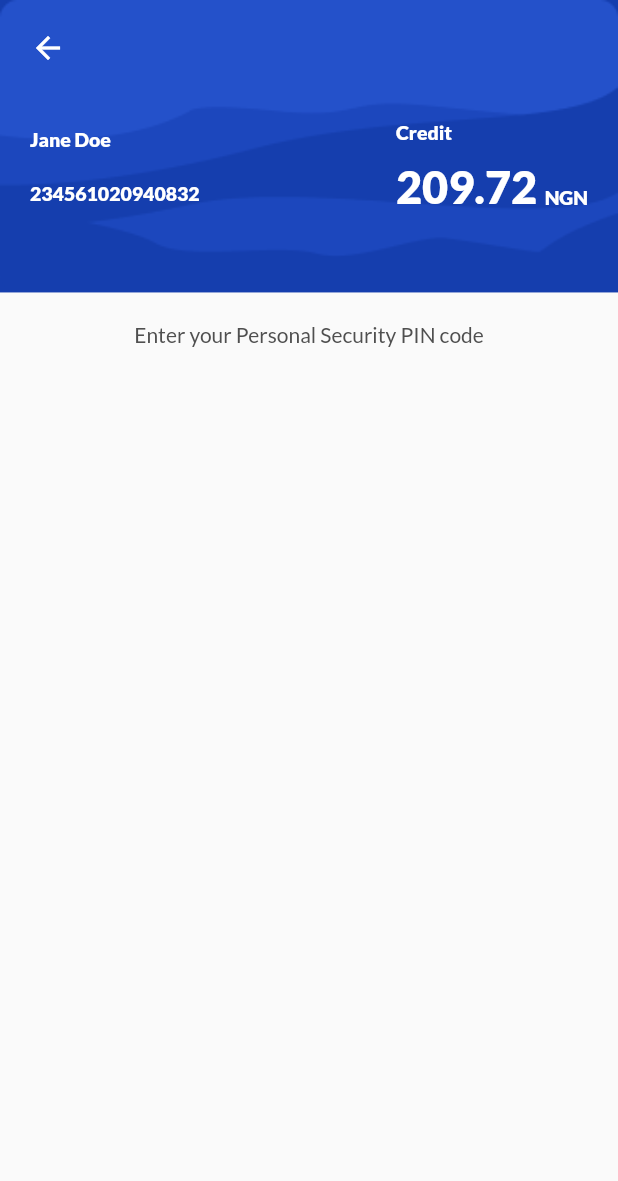
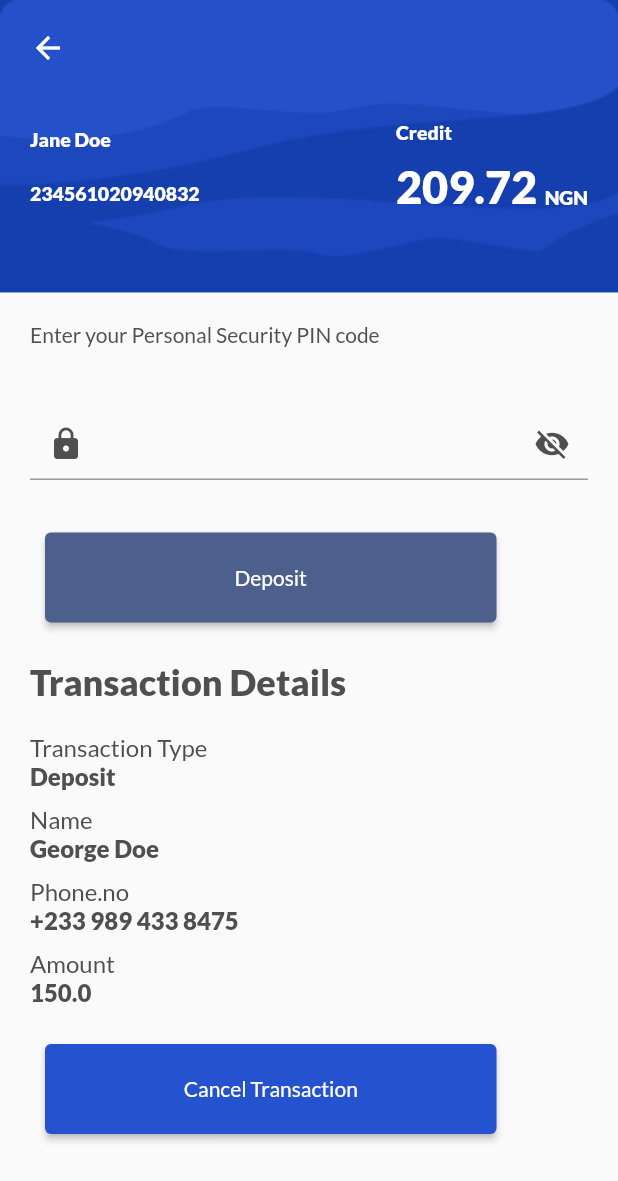
Before and after one commit to sobuur0/super_agent_with_flutter, a Flutter app: the DepositTransactionsPage screen opened directly, on a phone screen of 412 x 824 dp. Shown: the top 1181 px of the screen. Run offline on Flutter 3.47's test engine with Material 2 defaults, Android fonts, the phone set to English and light mode, and no system bars; our stand-ins replace google_fonts.

Commit message:
final ui for deposit transactions

```diff
--- a/lib/constants/app_styles.dart
+++ b/lib/constants/app_styles.dart
@@ -45,7 +45,7 @@ class AppStyles {
       _roboto(color, size, FontWeight.w500);
 
   ///Returns a [TextStyle] that uses the default family roboto
-  ///With a default 'fontSize' of 14 and 'fontWeight' [FontWeight.w400]
+  ///With a default 'fontSize' of 14 and 'fontWeight' [FontWeight.w700]
   static TextStyle latoRegular({
     required Color color,
     double size = 16,
--- a/lib/presentation/pages/deposit_transactions.dart
+++ b/lib/presentation/pages/deposit_transactions.dart
@@ -1,6 +1,7 @@
 import 'package:flutter/material.dart';
 import 'package:flutter/cupertino.dart';
 import 'package:super_agent_with_flutter/constants/app_styles.dart';
+import 'package:super_agent_with_flutter/presentation/widgets/widget_action_button.dart';
 
 class DepositTransactionsPage extends StatefulWidget {
   @override
@@ -9,11 +10,20 @@ class DepositTransactionsPage extends StatefulWidget {
 }
 
 class _DepositTransactionsPageState extends State<DepositTransactionsPage> {
+  late bool _passwordVisible;
+
+  @override
+  // ignore: must_call_super
+  void initState() {
+    _passwordVisible = false;
+  }
+
   @override
   Widget build(BuildContext context) {
     return Scaffold(
       body: SafeArea(
         child: Column(
+          crossAxisAlignment: CrossAxisAlignment.start,
           children: <Widget>[
             //TODO: Should turn this to a reusable widget
             Container(
@@ -114,7 +124,10 @@ class _DepositTransactionsPageState extends State<DepositTransactionsPage> {
               ),
             ),
             Padding(
-              padding: const EdgeInsets.symmetric(horizontal: 20, vertical: 20,),
+              padding: const EdgeInsets.symmetric(
+                vertical: 20,
+                horizontal: 20,
+              ),
               child: Text(
                 'Enter your Personal Security PIN code',
                 style: AppStyles.latoRegular(
@@ -123,6 +136,144 @@ class _DepositTransactionsPageState extends State<DepositTransactionsPage> {
                 ),
               ),
             ),
+            Padding(
+              padding: const EdgeInsets.symmetric(
+                horizontal: 20,
+                vertical: 20,
+              ),
+              child: TextFormField(
+                validator: (value) {},
+                obscureText: !_passwordVisible,
+                keyboardType: TextInputType.number,
+                decoration: InputDecoration(
+                  prefixIcon: Icon(
+                    Icons.lock,
+                    color: Color(0xFF4F4F4F),
+                  ),
+                  suffixIcon: IconButton(
+                    onPressed: () {
+                      setState(() {
+                        _passwordVisible = !_passwordVisible;
+                      });
+                    },
+                    icon: Icon(
+                      _passwordVisible
+                          ? Icons.visibility
+                          : Icons.visibility_off,
+                      color: Color(0xFF4F4F4F),
+                    ),
+                  ),
+                ),
+              ),
+            ),
+            Padding(
+              padding:
+                  const EdgeInsets.symmetric(horizontal: 30.0, vertical: 15.0),
+              child: ActionButton(
+                buttonText: 'Deposit',
+                onTap: () {},
+                buttonColor: Color(0xFF4D5F8D),
+              ),
+            ),
+            Padding(
+              padding:
+                  const EdgeInsets.symmetric(horizontal: 20.0, vertical: 10.0),
+              child: Text(
+                'Transaction Details',
+                style: AppStyles.latoBold(
+                  color: Color(0xFF4F4F4F),
+                  size: 24,
+                ),
+              ),
+            ),
+            Padding(
+              padding: const EdgeInsets.fromLTRB(20, 10, 0, 0),
+              child: Text(
+                'Transaction Type',
+                style: AppStyles.latoRegular(
+                  color: Color(0xFF4F4F4F),
+                  size: 16.0,
+                ),
+              ),
+            ),
+            Padding(
+              padding: const EdgeInsets.fromLTRB(20, 0, 0, 10),
+              child: Text(
+                'Deposit',
+                style: AppStyles.latoBold(
+                  color: Color(0xFF4F4F4F),
+                  size: 16.0,
+                ),
+              ),
+            ),
+            Padding(
+              padding: const EdgeInsets.fromLTRB(20, 0, 0, 0),
+              child: Text(
+                'Name',
+                style: AppStyles.latoRegular(
+                  color: Color(0xFF4F4F4F),
+                  size: 16.0,
+                ),
+              ),
+            ),
+            Padding(
+              padding: const EdgeInsets.fromLTRB(20, 0, 0, 10),
+              child: Text(
+                'George Doe',
+                style: AppStyles.latoBold(
+                  color: Color(0xFF4F4F4F),
+                  size: 16.0,
+                ),
+              ),
+            ),
+            Padding(
+              padding: const EdgeInsets.fromLTRB(20, 0, 0, 0),
+              child: Text(
+                'Phone.no',
+                style: AppStyles.latoRegular(
+                  color: Color(0xFF4F4F4F),
+                  size: 16.0,
+                ),
+              ),
+            ),
+            Padding(
+              padding: const EdgeInsets.fromLTRB(20, 0, 0, 10),
+              child: Text(
+                '+233 989 433 8475',
+                style: AppStyles.latoBold(
+                  color: Color(0xFF4F4F4F),
+                  size: 16.0,
+                ),
+              ),
+            ),
+            Padding(
+              padding: const EdgeInsets.fromLTRB(20, 0, 0, 0),
+              child: Text(
+                'Amount',
+                style: AppStyles.latoRegular(
+                  color: Color(0xFF4F4F4F),
+                  size: 16.0,
+                ),
+              ),
+            ),
+            Padding(
+              padding: const EdgeInsets.fromLTRB(20, 0, 0, 10),
+              child: Text(
+                  '150.0',
+                style: AppStyles.latoBold(
+                  color: Color(0xFF4F4F4F),
+                  size: 16.0,
+                ),
+              ),
+            ),
+            Padding(
+              padding: const EdgeInsets.symmetric(horizontal: 30, vertical: 15),
+              child: ActionButton(
+                buttonText: 'Cancel Transaction',
+                onTap: () {},
+                buttonColor: Color(0xFF2553CF),
+              ),
+            )
           ],
         ),
       ),
--- a/lib/presentation/widgets/widget_action_button.dart
+++ b/lib/presentation/widgets/widget_action_button.dart
@@ -26,7 +26,7 @@ class ActionButton extends StatelessWidget {
           ),
         ),
         style: ElevatedButton.styleFrom(
-          fixedSize: Size(301, 50),
+          fixedSize: Size(301, 60),
           primary: buttonColor,
           shape: RoundedRectangleBorder(
             borderRadius: BorderRadius.circular(4),
```
Also changed, not shown: pubspec.lock, 1 other file.
